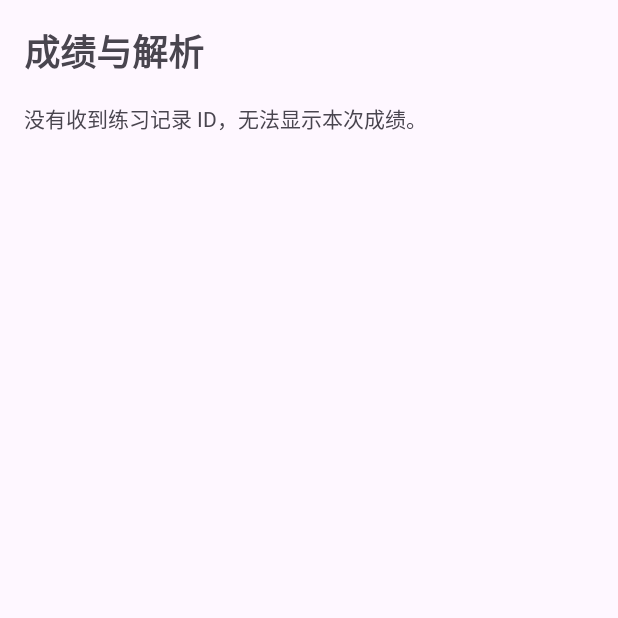
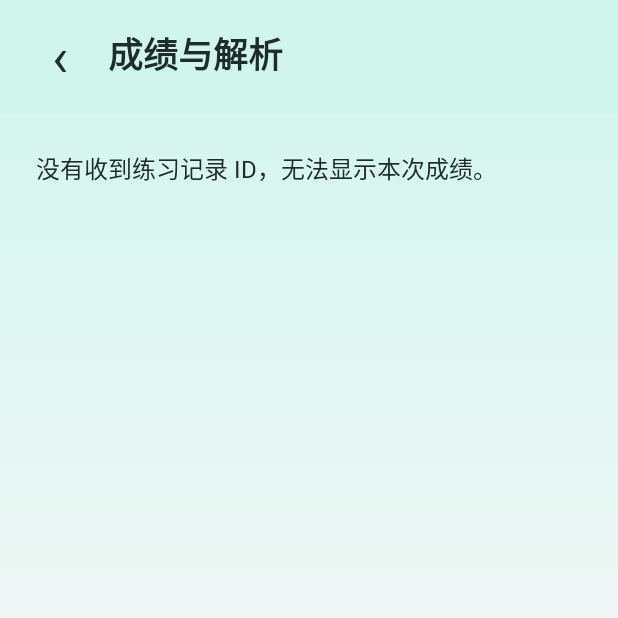
Before and after one commit to jjq06/xingce-practice, an Android app: the ResultActivity screen opened directly, with no data from a screen before it, on a phone screen of 412 x 824 dp, the top half of it. Run offline under Robolectric (Android 15) with nearby library versions, the phone set to English and light mode, and no system bars.

Commit message:
style: 统一成绩解析页视觉样式

```diff
--- a/app/src/main/res/layout/activity_result.xml
+++ b/app/src/main/res/layout/activity_result.xml
@@ -1,80 +1,141 @@
 <?xml version="1.0" encoding="utf-8"?>
-<ScrollView xmlns:android="http://schemas.android.com/apk/res/android"
+<LinearLayout xmlns:android="http://schemas.android.com/apk/res/android"
     android:layout_width="match_parent"
-    android:layout_height="match_parent">
+    android:layout_height="match_parent"
+    android:background="@drawable/bg_home_page"
+    android:fitsSystemWindows="true"
+    android:orientation="vertical">
+
+    <LinearLayout
+        android:layout_width="match_parent"
+        android:layout_height="wrap_content"
+        android:background="@color/home_mint"
+        android:gravity="center_vertical"
+        android:orientation="horizontal"
+        android:paddingStart="16dp"
+        android:paddingEnd="24dp"
+        android:paddingTop="12dp"
+        android:paddingBottom="16dp">
+
+        <TextView
+            android:id="@+id/result_back"
+            android:layout_width="48dp"
+            android:layout_height="48dp"
+            android:clickable="true"
+            android:contentDescription="返回"
+            android:focusable="true"
+            android:foreground="?attr/selectableItemBackground"
+            android:gravity="center"
+            android:text="‹"
+            android:textColor="@color/home_ink"
+            android:textSize="36sp" />
+
+        <TextView
+            android:layout_width="0dp"
+            android:layout_height="wrap_content"
+            android:layout_marginStart="8dp"
+            android:layout_weight="1"
+            android:text="成绩与解析"
+            android:textColor="@color/home_ink"
+            android:textSize="23sp"
+            android:textStyle="bold" />
+    </LinearLayout>
+
+    <ScrollView
+        android:layout_width="match_parent"
+        android:layout_height="match_parent"
+        android:clipToPadding="false">
 
         <LinearLayout
             android:layout_width="match_parent"
             android:layout_height="wrap_content"
             android:orientation="vertical"
-        android:padding="16dp">
-
-        <TextView
-            android:layout_width="match_parent"
-            android:layout_height="wrap_content"
-            android:text="成绩与解析"
-            android:textSize="24sp"
-            android:textStyle="bold" />
+            android:paddingStart="24dp"
+            android:paddingEnd="24dp"
+            android:paddingTop="24dp"
+            android:paddingBottom="32dp">
 
             <TextView
                 android:id="@+id/page_status"
                 android:layout_width="match_parent"
                 android:layout_height="wrap_content"
-            android:layout_marginTop="16dp"
-            android:lineSpacingExtra="4dp"
+                android:textColor="@color/home_ink"
+                android:textSize="16sp"
                 android:visibility="gone" />
 
             <LinearLayout
                 android:id="@+id/result_summary"
                 android:layout_width="match_parent"
                 android:layout_height="wrap_content"
-            android:layout_marginTop="16dp"
+                android:background="@drawable/bg_home_card"
                 android:orientation="vertical"
+                android:padding="22dp"
                 android:visibility="gone">
 
                 <TextView
                     android:id="@+id/result_category"
                     android:layout_width="match_parent"
                     android:layout_height="wrap_content"
-                android:textSize="13sp" />
+                    android:textColor="@color/home_accent_dark"
+                    android:textSize="14sp"
+                    android:textStyle="bold" />
 
                 <TextView
                     android:id="@+id/result_score"
                     android:layout_width="match_parent"
                     android:layout_height="wrap_content"
-                android:layout_marginTop="6dp"
-                android:textSize="40sp"
+                    android:layout_marginTop="8dp"
+                    android:textColor="@color/home_ink"
+                    android:textSize="38sp"
                     android:textStyle="bold" />
+
+                <View
+                    android:layout_width="match_parent"
+                    android:layout_height="1dp"
+                    android:layout_marginTop="18dp"
+                    android:layout_marginBottom="16dp"
+                    android:background="#E4EFEC" />
+
+                <LinearLayout
+                    android:layout_width="match_parent"
+                    android:layout_height="wrap_content"
+                    android:orientation="horizontal">
 
                     <TextView
                         android:id="@+id/result_correct"
-                android:layout_width="match_parent"
+                        android:layout_width="0dp"
                         android:layout_height="wrap_content"
-                android:layout_marginTop="8dp"
-                android:textSize="15sp" />
+                        android:layout_weight="1"
+                        android:textColor="@color/home_ink"
+                        android:textSize="14sp" />
 
                     <TextView
                         android:id="@+id/result_accuracy"
-                android:layout_width="match_parent"
+                        android:layout_width="0dp"
                         android:layout_height="wrap_content"
-                android:layout_marginTop="4dp"
-                android:textSize="15sp" />
+                        android:layout_weight="1"
+                        android:textColor="@color/home_ink"
+                        android:textSize="14sp" />
+                </LinearLayout>
 
                 <TextView
                     android:id="@+id/result_time"
                     android:layout_width="match_parent"
                     android:layout_height="wrap_content"
-                android:layout_marginTop="4dp"
-                android:textSize="15sp" />
+                    android:layout_marginTop="10dp"
+                    android:textColor="@color/home_muted"
+                    android:textSize="14sp" />
             </LinearLayout>
 
             <TextView
                 android:id="@+id/result_details_title"
                 android:layout_width="match_parent"
                 android:layout_height="wrap_content"
-            android:layout_marginTop="24dp"
+                android:layout_marginTop="28dp"
+                android:layout_marginBottom="14dp"
                 android:text="逐题解析"
-            android:textSize="18sp"
+                android:textColor="@color/home_ink"
+                android:textSize="21sp"
                 android:textStyle="bold"
                 android:visibility="gone" />
 
@@ -82,8 +143,8 @@
                 android:id="@+id/result_details"
                 android:layout_width="match_parent"
                 android:layout_height="wrap_content"
-            android:layout_marginTop="8dp"
                 android:orientation="vertical"
                 android:visibility="gone" />
         </LinearLayout>
     </ScrollView>
+</LinearLayout>
--- a/app/src/main/res/values/colors.xml
+++ b/app/src/main/res/values/colors.xml
@@ -6,4 +6,5 @@
     <color name="home_muted">#72817F</color>
     <color name="home_accent_dark">#087B64</color>
     <color name="home_mint">#CFF5ED</color>
+    <color name="result_error">#B54747</color>
 </resources>
```
Also changed, not shown: app/src/main/java/com/example/myapplication/ui/ResultActivity.java (+49 -41 lines). Lines whose indentation alone changed are shown as unchanged.
